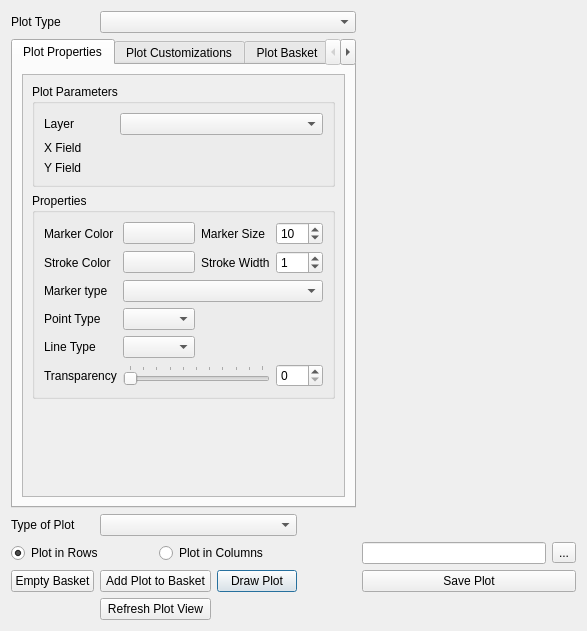
ghtmtt/DataPlotly, file ui/data_plotly_dialog_base.ui: the form before one commit.
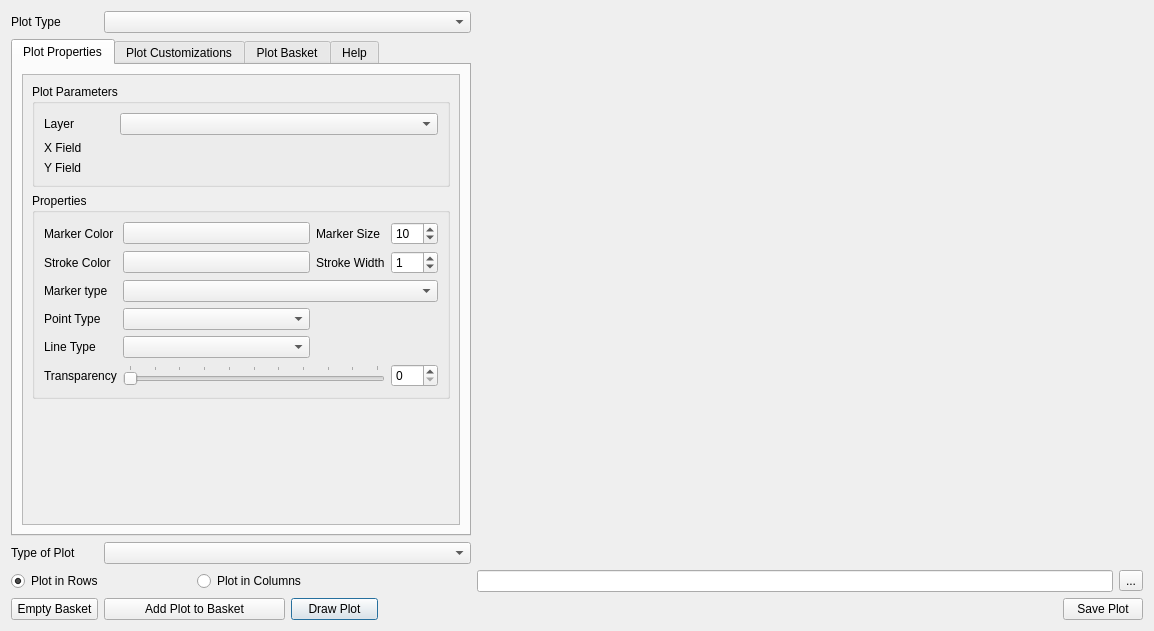
The form after the commit. Custom widgets are drawn as their Qt base class.

Commit message: fixed size of both tab and widget when opening the window

```diff
--- a/ui/data_plotly_dialog_base.ui
+++ b/ui/data_plotly_dialog_base.ui
@@ -6,7 +6,7 @@
    <rect>
     <x>0</x>
     <y>0</y>
-    <width>587</width>
+    <width>1154</width>
     <height>631</height>
    </rect>
   </property>
@@ -21,9 +21,6 @@
      </property>
     </widget>
    </item>
-   <item row="2" column="1" colspan="3">
-    <widget class="QComboBox" name="subcombo"/>
-   </item>
    <item row="4" column="1" colspan="2">
     <widget class="QPushButton" name="addTrace_btn">
      <property name="text">
@@ -34,6 +31,13 @@
    <item row="0" column="1" colspan="4">
     <widget class="QComboBox" name="plot_combo"/>
    </item>
+   <item row="0" column="0">
+    <widget class="QLabel" name="label">
+     <property name="text">
+      <string>Plot Type</string>
+     </property>
+    </widget>
+   </item>
    <item row="1" column="0" colspan="5">
     <widget class="QTabWidget" name="tab_property">
      <property name="sizePolicy">
@@ -42,6 +46,12 @@
        <verstretch>0</verstretch>
       </sizepolicy>
      </property>
+     <property name="minimumSize">
+      <size>
+       <width>460</width>
+       <height>0</height>
+      </size>
+     </property>
      <property name="maximumSize">
       <size>
        <width>16777215</width>
@@ -87,8 +97,8 @@
            <rect>
             <x>0</x>
             <y>0</y>
-            <width>338</width>
-            <height>391</height>
+            <width>436</width>
+            <height>416</height>
            </rect>
           </property>
           <layout class="QGridLayout" name="gridLayout_3">
@@ -370,8 +380,8 @@
            <rect>
             <x>0</x>
             <y>0</y>
-            <width>276</width>
-            <height>373</height>
+            <width>436</width>
+            <height>416</height>
            </rect>
           </property>
           <layout class="QGridLayout" name="gridLayout_5">
@@ -580,13 +590,6 @@
      </property>
     </widget>
    </item>
-   <item row="3" column="2" colspan="2">
-    <widget class="QRadioButton" name="radio_columns">
-     <property name="text">
-      <string>Plot in Columns</string>
-     </property>
-    </widget>
-   </item>
    <item row="2" column="0">
     <widget class="QLabel" name="label_2">
      <property name="text">
@@ -594,13 +597,6 @@
      </property>
     </widget>
    </item>
-   <item row="0" column="0">
-    <widget class="QLabel" name="label">
-     <property name="text">
-      <string>Plot Type</string>
-     </property>
-    </widget>
-   </item>
    <item row="4" column="0">
     <widget class="QPushButton" name="clear_btn">
      <property name="text">
@@ -608,31 +604,37 @@
      </property>
     </widget>
    </item>
-   <item row="3" column="6">
+   <item row="3" column="7">
     <widget class="QToolButton" name="browse_btn">
      <property name="text">
       <string>...</string>
      </property>
     </widget>
    </item>
-   <item row="1" column="5" colspan="2">
-    <widget class="QWidget" name="plot_qview" native="true">
-     <property name="sizePolicy">
-      <sizepolicy hsizetype="Preferred" vsizetype="Preferred">
-       <horstretch>0</horstretch>
-       <verstretch>0</verstretch>
-      </sizepolicy>
+   <item row="4" column="5">
+    <spacer name="horizontalSpacer">
+     <property name="orientation">
+      <enum>Qt::Horizontal</enum>
      </property>
-    </widget>
+     <property name="sizeHint" stdset="0">
+      <size>
+       <width>40</width>
+       <height>20</height>
+      </size>
+     </property>
+    </spacer>
    </item>
-   <item row="4" column="5" colspan="2">
+   <item row="4" column="6" colspan="2">
     <widget class="QPushButton" name="save_plot_btn">
      <property name="text">
       <string>Save Plot</string>
      </property>
     </widget>
    </item>
-   <item row="3" column="5">
+   <item row="2" column="1" colspan="4">
+    <widget class="QComboBox" name="subcombo"/>
+   </item>
+   <item row="3" column="5" colspan="2">
     <widget class="QLineEdit" name="dir_line">
      <property name="text">
       <string notr="true"/>
@@ -642,10 +644,20 @@
      </property>
     </widget>
    </item>
-   <item row="5" column="1" colspan="2">
-    <widget class="QPushButton" name="refresh_btn">
+   <item row="3" column="2" colspan="2">
+    <widget class="QRadioButton" name="radio_columns">
      <property name="text">
-      <string>Refresh Plot View</string>
+      <string>Plot in Columns</string>
+     </property>
+    </widget>
+   </item>
+   <item row="1" column="5" colspan="3">
+    <widget class="QWidget" name="plot_qview" native="true">
+     <property name="sizePolicy">
+      <sizepolicy hsizetype="Preferred" vsizetype="Preferred">
+       <horstretch>0</horstretch>
+       <verstretch>0</verstretch>
+      </sizepolicy>
      </property>
     </widget>
    </item>
```
The commit also changes 1 other file.
